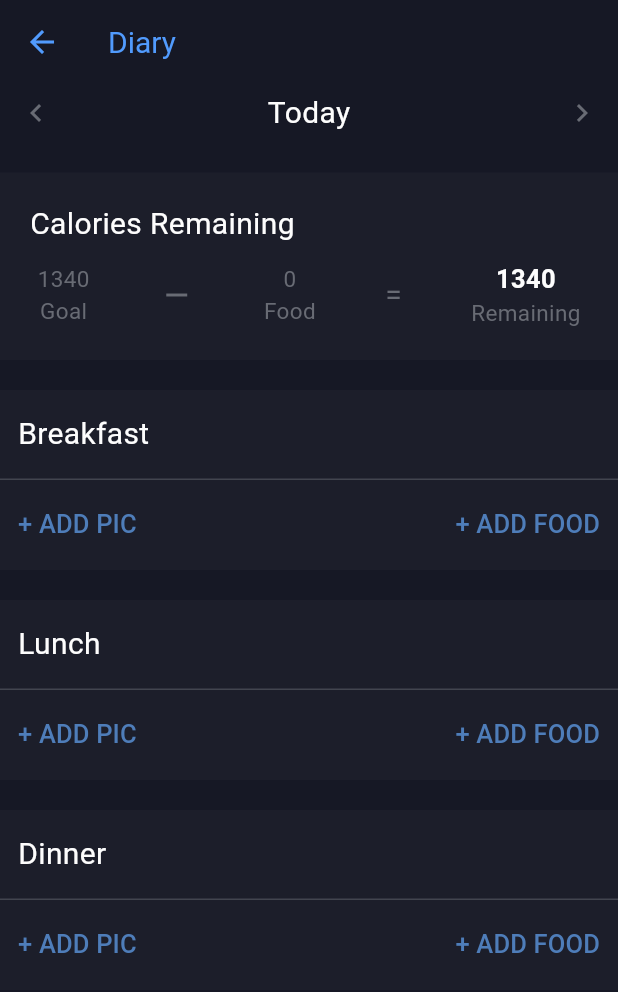
After one commit to armanurrashid/MyFitness_App, a Flutter app: the screen it shows after launch, item 2 of the bottom bar chosen, on a phone screen of 412 x 824 dp. The commit adds this screen. Shown: the top 992 px of the screen. Run offline on Flutter 3.47's test engine with Material 3 defaults, Android fonts, the phone set to English and light mode, and no system bars; our stand-ins replace fl_chart.

Commit message:
Diary Page

```diff
--- a/lib/colorList/colorList.dart
+++ b/lib/colorList/colorList.dart
@@ -5,6 +5,9 @@ final Color appTitle = Color(0xFF519BFE);
 final Color cardColor = Color(0xFF252734);
 final Color subHeading = Color(0xFF686B74);
 final Color iconColor = Color(0xFF9B9FA2);
+final Color white = Color(0xFFfdfdfd);
+final Color diaryBackground = Color(0xFF1C1E2A);
+final Color addColor = Color(0xFF4E7DB9);
 
 
 final Color weightColor = Color(0xFFf9d263);
--- a/lib/main.dart
+++ b/lib/main.dart
@@ -1,5 +1,5 @@
 import 'package:flutter/material.dart';
-import 'package:my_fitness/views/dashboard.dart';
+import 'package:my_fitness/views/dashboard/dashboard.dart';
 
 void main() {
   runApp(const MyApp());
--- a/lib/views/dashboard.dart
+++ b/lib/views/dashboard/dashboard.dart
@@ -1,14 +1,13 @@
 import 'package:flutter/material.dart';
 import 'package:my_fitness/colorList/colorList.dart' as app_colors;
-import 'package:my_fitness/views/components/bmiCard.dart';
-import 'package:my_fitness/views/components/caloriesCard.dart';
-import 'package:my_fitness/views/components/stepCard.dart';
-
-import 'components/InfoRow.dart';
-import 'components/graphSection.dart';
-import 'components/monthlySummaryTable.dart';
-import 'components/weightCard.card.dart';
-import 'components/weightPoints.dart';
+import 'package:my_fitness/views/dashboard/bmiCard.dart';
+import 'package:my_fitness/views/dashboard/caloriesCard.dart';
+import 'package:my_fitness/views/dashboard/stepCard.dart';
+import 'package:my_fitness/views/diary/dairy.dart';
+import '../dashboard/graphSection.dart';
+import '../dashboard/monthlySummaryTable.dart';
+import '../dashboard/weightCard.card.dart';
+import '../dashboard/weightPoints.dart';
 
 class DashboardScreen extends StatefulWidget {
   const DashboardScreen({super.key});
@@ -130,8 +129,8 @@ class _DashboardScreenState extends State<DashboardScreen> {
             BottomNavigationBarItem(icon: Icon(Icons.bloodtype), label: "Period"),
           ],
       onTap: (int index){
-          if(index==0){
-            // Navigator.of(context).push(route)
+          if(index==1){
+            Navigator.of(context).push(MaterialPageRoute(builder: (context) => DiaryScreen()));
           }
       },),
     );
--- a/lib/views/components/graphSection.dart
+++ b/lib/views/dashboard/graphSection.dart
@@ -1,7 +1,7 @@
 import 'package:fl_chart/fl_chart.dart';
 import 'package:flutter/material.dart';
 import 'package:my_fitness/colorList/colorList.dart' as app_colors;
-import 'package:my_fitness/views/components/weightPoints.dart';
+import 'package:my_fitness/views/dashboard/weightPoints.dart';
 
 class GraphSection extends StatelessWidget {
   final List<WeightPoint> points;
--- /dev/null
+++ b/lib/views/diary/breakfastCard.dart
@@ -0,0 +1,46 @@
+import 'package:flutter/material.dart';
+import 'package:my_fitness/colorList/colorList.dart' as app_colors;
+
+class BreakfastCard extends StatelessWidget {
+  const BreakfastCard({super.key});
+
+  @override
+  Widget build(BuildContext context) {
+    return Container(
+      height: 120,
+      decoration: BoxDecoration(
+        color: app_colors.diaryBackground,
+      ),
+      child: Column(
+        crossAxisAlignment: CrossAxisAlignment.start,
+        children: [
+           SizedBox(height: 15),
+          Padding(
+            padding: const EdgeInsets.only(left: 12.0),
+            child: Text("Breakfast", style: TextStyle(color: app_colors.white, fontSize: 20,),),
+          ),
+          const SizedBox(height: 15),
+          Container(
+            height: 1,
+            width: double.infinity,
+            color: app_colors.subHeading.withOpacity(0.5),
+          ),
+           SizedBox(height: 5),
+          Row(
+            mainAxisAlignment: MainAxisAlignment.spaceBetween,
+            children: [
+              TextButton(
+                child: Text("+ ADD PIC", style: TextStyle(color: app_colors.addColor, fontSize: 17),),
+                onPressed: () {},
+              ),
+              TextButton(
+                child: Text("+ ADD FOOD", style: TextStyle(color: app_colors.addColor, fontSize: 17),),
+                onPressed: () {},
+              ),
+            ],
+          ),
+        ],
+      ),
+    );
+  }
+}
--- /dev/null
+++ b/lib/views/diary/dairy.dart
@@ -0,0 +1,50 @@
+import 'package:flutter/material.dart';
+import 'package:my_fitness/colorList/colorList.dart' as app_colors;
+import 'package:my_fitness/views/diary/breakfastCard.dart';
+import 'package:my_fitness/views/diary/dinnerCard.dart';
+import 'package:my_fitness/views/diary/lunchCard.dart';
+import 'package:my_fitness/views/diary/remainingCalories.dart';
+
+class DiaryScreen extends StatelessWidget {
+  const DiaryScreen({super.key});
+
+  @override
+  Widget build(BuildContext context) {
+    return Scaffold(
+      backgroundColor: app_colors.blackBackground,
+      appBar: AppBar(
+        backgroundColor: app_colors.blackBackground,
+        foregroundColor: app_colors.appTitle,
+        title: const Text(
+          "Diary",
+          style: TextStyle(fontSize: 20),
+        ),
+      ),
+      body: SafeArea(
+        child: Column(
+          children: [
+            Padding(
+              padding: const EdgeInsets.symmetric(vertical: 5,horizontal: 12),
+              child: Row(
+                mainAxisAlignment: MainAxisAlignment.spaceBetween,
+                children: [
+                  Icon(Icons.chevron_left, color: app_colors.subHeading),
+                  Text("Today", style: TextStyle(color: app_colors.white, fontSize: 20)),
+                  Icon(Icons.chevron_right, color: app_colors.subHeading),
+                ],
+              ),
+            ),
+            SizedBox(height: 20,),
+            RemainingCalories(),
+            SizedBox(height: 20,),
+            BreakfastCard(),
+            SizedBox(height: 20,),
+            LunchCard(),
+            SizedBox(height: 20,),
+            DinnerCard(),
+          ],
+        ),
+      ),
+    );
+  }
+}
--- /dev/null
+++ b/lib/views/diary/dinnerCard.dart
@@ -0,0 +1,46 @@
+import 'package:flutter/material.dart';
+import 'package:my_fitness/colorList/colorList.dart' as app_colors;
+
+class DinnerCard extends StatelessWidget {
+  const DinnerCard({super.key});
+
+  @override
+  Widget build(BuildContext context) {
+    return Container(
+      height: 120,
+      decoration: BoxDecoration(
+        color: app_colors.diaryBackground,
+      ),
+      child: Column(
+        crossAxisAlignment: CrossAxisAlignment.start,
+        children: [
+          SizedBox(height: 15),
+          Padding(
+            padding: const EdgeInsets.only(left: 12.0),
+            child: Text("Dinner", style: TextStyle(color: app_colors.white, fontSize: 20,),),
+          ),
+          const SizedBox(height: 15),
+          Container(
+            height: 1,
+            width: double.infinity,
+            color: app_colors.subHeading.withOpacity(0.5),
+          ),
+          SizedBox(height: 5),
+          Row(
+            mainAxisAlignment: MainAxisAlignment.spaceBetween,
+            children: [
+              TextButton(
+                child: Text("+ ADD PIC", style: TextStyle(color: app_colors.addColor, fontSize: 17)),
+                onPressed: () {},
+              ),
+              TextButton(
+                child: Text("+ ADD FOOD", style: TextStyle(color: app_colors.addColor, fontSize: 17)),
+                onPressed: () {},
+              ),
+            ],
+          ),
+        ],
+      ),
+    );
+  }
+}
--- /dev/null
+++ b/lib/views/diary/lunchCard.dart
@@ -0,0 +1,46 @@
+import 'package:flutter/material.dart';
+import 'package:my_fitness/colorList/colorList.dart' as app_colors;
+
+class LunchCard extends StatelessWidget {
+  const LunchCard({super.key});
+
+  @override
+  Widget build(BuildContext context) {
+    return Container(
+      height: 120,
+      decoration: BoxDecoration(
+        color: app_colors.diaryBackground,
+      ),
+      child: Column(
+        crossAxisAlignment: CrossAxisAlignment.start,
+        children: [
+          SizedBox(height: 15),
+          Padding(
+            padding: const EdgeInsets.only(left: 12.0),
+            child: Text("Lunch", style: TextStyle(color: app_colors.white, fontSize: 20,),),
+          ),
+          const SizedBox(height: 15),
+          Container(
+            height: 1,
+            width: double.infinity,
+            color: app_colors.subHeading.withOpacity(0.5),
+          ),
+          SizedBox(height: 5),
+          Row(
+            mainAxisAlignment: MainAxisAlignment.spaceBetween,
+            children: [
+              TextButton(
+                child: Text("+ ADD PIC", style: TextStyle(color: app_colors.addColor, fontSize: 17),),
+                onPressed: () {},
+              ),
+              TextButton(
+                child: Text("+ ADD FOOD", style: TextStyle(color: app_colors.addColor,fontSize: 17),),
+                onPressed: () {},
+              ),
+            ],
+          ),
+        ],
+      ),
+    );
+  }
+}
--- /dev/null
+++ b/lib/views/diary/remainingCalories.dart
@@ -0,0 +1,62 @@
+import 'package:flutter/material.dart';
+import 'package:my_fitness/colorList/colorList.dart' as app_colors;
+
+class RemainingCalories extends StatelessWidget {
+  const RemainingCalories({super.key});
+
+  TextStyle get _subHeadingStyle =>
+      TextStyle(color: app_colors.subHeading, fontSize: 15);
+
+  Widget buildInfoColumn(String value, String label, {bool isBold = false}) {
+    return Column(
+      children: [
+        Text(
+          value,
+          style: TextStyle(
+            color: isBold ? app_colors.white : app_colors.subHeading,
+            fontSize: isBold ? 17 : 15,
+            fontWeight: isBold ? FontWeight.bold : FontWeight.normal,
+          ),
+        ),
+        Text(label, style: _subHeadingStyle),
+      ],
+    );
+  }
+
+  @override
+  Widget build(BuildContext context) {
+    return Container(
+      // margin: const EdgeInsets.symmetric(horizontal: 10),
+      height: 125,
+      decoration: BoxDecoration(
+        color: app_colors.diaryBackground,
+        // borderRadius: BorderRadius.circular(20),
+      ),
+      padding: const EdgeInsets.symmetric(horizontal: 20.0),
+      child: Column(
+        crossAxisAlignment: CrossAxisAlignment.start,
+        children: [
+          const SizedBox(height: 20),
+           Text(
+            "Calories Remaining",
+            style: TextStyle(color: app_colors.white, fontSize: 20),
+          ),
+          const SizedBox(height: 10),
+          Padding(
+            padding: const EdgeInsets.symmetric(horizontal: 5.0),
+            child: Row(
+              mainAxisAlignment: MainAxisAlignment.spaceBetween,
+              children: [
+                buildInfoColumn("1340", "Goal"),
+                 Icon(Icons.remove, color: app_colors.subHeading),
+                buildInfoColumn("0", "Food"),
+                 Text("=", style: TextStyle(color: app_colors.subHeading, fontSize: 20)),
+                buildInfoColumn("1340", "Remaining", isBold: true),
+              ],
+            ),
+          ),
+        ],
+      ),
+    );
+  }
+}
```
Also changed, not shown: lib/views/dashboard/InfoRow.dart (renamed from lib/views/components/InfoRow.dart), lib/views/dashboard/bmiCard.dart (renamed from lib/views/components/bmiCard.dart), lib/views/dashboard/caloriesCard.dart (renamed from lib/views/components/caloriesCard.dart), lib/views/dashboard/monthlySummaryTable.dart (renamed from lib/views/components/monthlySummaryTable.dart), lib/views/dashboard/stepCard.dart (renamed from lib/views/components/stepCard.dart), lib/views/dashboard/weightCard.card.dart (renamed from lib/views/components/weightCard.card.dart), lib/views/dashboard/weightPoints.dart (renamed from lib/views/components/weightPoints.dart).
